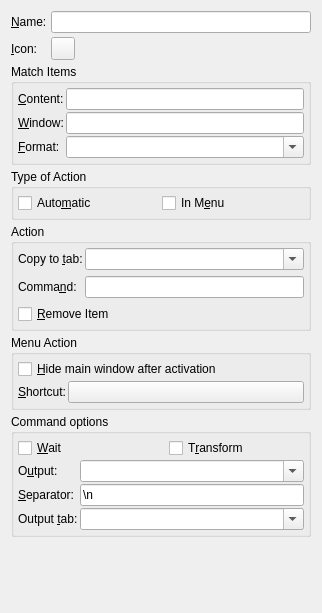
The window that src/ui/commandwidget.ui (hluk/CopyQ) describes before a commit, drawn with Qt 5.
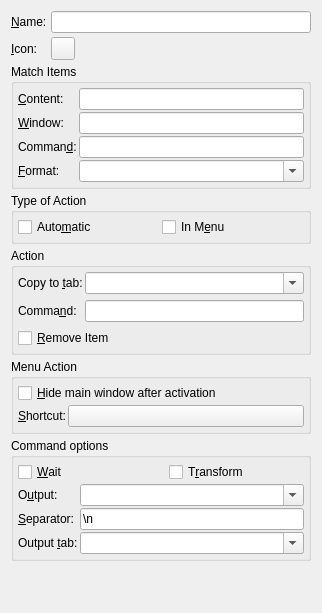
The same window after the commit. Custom widgets are drawn as their Qt base class.

Commit message: Custom command to match items

What changed in the file:
```diff
--- a/src/ui/commandwidget.ui
+++ b/src/ui/commandwidget.ui
@@ -104,7 +104,7 @@
       <property name="bottomMargin">
        <number>4</number>
       </property>
-      <item row="2" column="1">
+      <item row="3" column="1">
        <widget class="QComboBox" name="comboBoxInputFormat">
         <property name="toolTip">
          <string>Data of this MIME type will be sent to standard input of command.
@@ -115,7 +115,7 @@
         </property>
        </widget>
       </item>
-      <item row="2" column="0">
+      <item row="3" column="0">
        <widget class="QLabel" name="label_7">
         <property name="text">
          <string>&amp;Format:</string>
@@ -165,6 +165,29 @@
         </property>
        </widget>
       </item>
+      <item row="2" column="0">
+       <widget class="QLabel" name="label_9">
+        <property name="text">
+         <string>Comman&amp;d:</string>
+        </property>
+        <property name="buddy">
+         <cstring>lineEditMatchCmd</cstring>
+        </property>
+       </widget>
+      </item>
+      <item row="2" column="1">
+       <widget class="QLineEdit" name="lineEditMatchCmd">
+        <property name="toolTip">
+         <string>&lt;p&gt;Match item text using simple command.&lt;/p&gt;
+
+&lt;p&gt;Item text is passed to &lt;b&gt;standard input&lt;/b&gt; of the command. The item is &lt;b&gt;matched only if the command exit code is 0&lt;/b&gt;.&lt;/p&gt;
+
+&lt;p&gt;Use &lt;b&gt;%1&lt;/b&gt; for item text passed as argument and &lt;b&gt;%2&lt;/b&gt; to &lt;b&gt;%9&lt;/b&gt; for arguments captured by regular expression (parts enclosed in parentheses).&lt;/p&gt;
+
+&lt;p&gt;Use &lt;b&gt;|&lt;/b&gt; to chain commands (pass standard output to next command).&lt;/p&gt;</string>
+        </property>
+       </widget>
+      </item>
      </layout>
     </widget>
    </item>
```
The commit also changes 7 other files.
